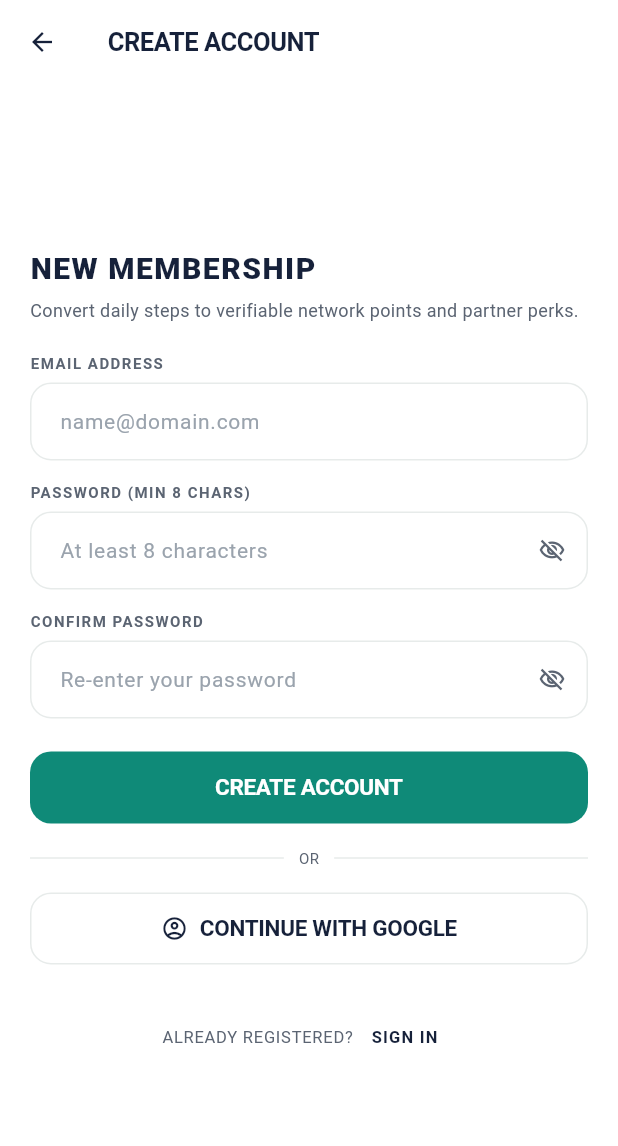
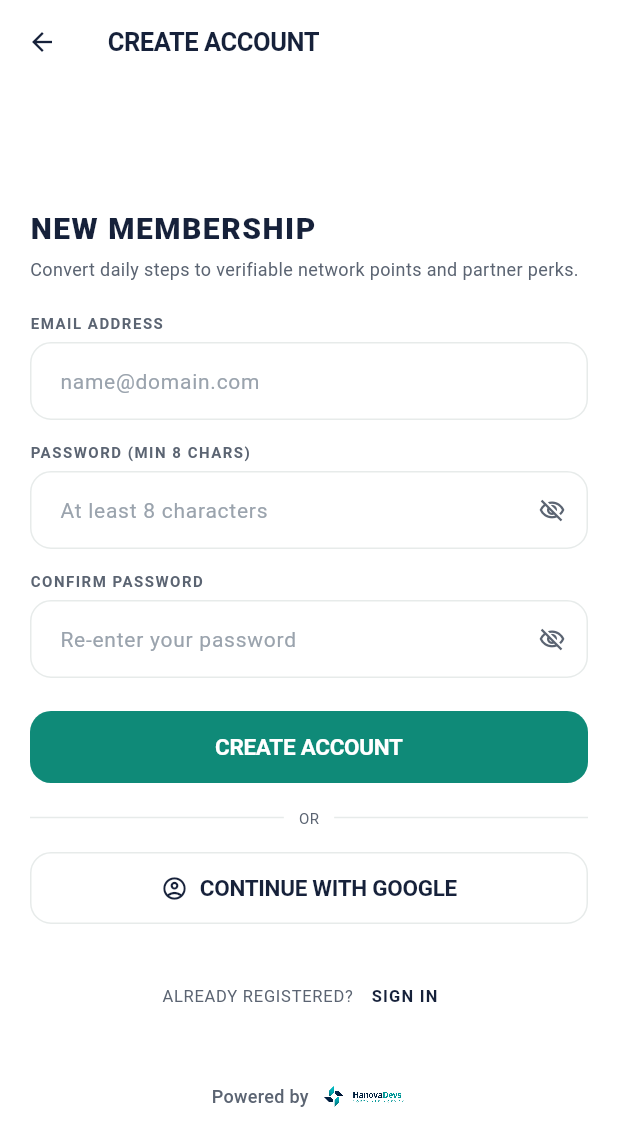
Before and after one commit to hanovadevs/char-qadam, a Flutter app: the screen it shows after launch, after a tap on "Sign in", after a tap on "Create account", on a phone screen of 412 x 824 dp. Shown: the top 1146 px of the screen. Run offline on Flutter 3.47's test engine with Material 3 defaults, Android fonts, the phone set to English and light mode, and no system bars; our stand-ins replace dio, flutter_local_notifications, flutter_riverpod, flutter_secure_storage, go_router, google_sign_in and 5 more; missing offline and left inert: health, workmanager; statements that could not run were skipped.

Commit message:
feat: add Powered by Hanova Devs logo to login, register, splash, and profile screens

```diff
--- a/mobile/lib/features/auth/presentation/login_screen.dart
+++ b/mobile/lib/features/auth/presentation/login_screen.dart
@@ -342,6 +342,39 @@ class _LoginScreenState extends ConsumerState<LoginScreen> {
                       ),
                     ],
                   ),
+                  const SizedBox(height: 36),
+
+                  // Agency Branding Footer
+                  Row(
+                    mainAxisAlignment: MainAxisAlignment.center,
+                    crossAxisAlignment: CrossAxisAlignment.center,
+                    children: [
+                      const Text(
+                        'Powered by',
+                        style: TextStyle(
+                          fontSize: 12,
+                          fontWeight: FontWeight.w500,
+                          color: AppTheme.inkTertiary,
+                          letterSpacing: 0.2,
+                        ),
+                      ),
+                      const SizedBox(width: 8),
+                      Image.asset(
+                        'assets/icon/Software_Agency_bg.png',
+                        height: 22,
+                        fit: BoxFit.contain,
+                        filterQuality: FilterQuality.high,
+                        errorBuilder: (context, error, stackTrace) => const Text(
+                          'Hanova Devs',
+                          style: TextStyle(
+                            fontSize: 12,
+                            fontWeight: FontWeight.w700,
+                            color: AppTheme.inkSecondary,
+                          ),
+                        ),
+                      ),
+                    ],
+                  ),
                 ],
               ),
             ),
--- a/mobile/lib/features/auth/presentation/register_screen.dart
+++ b/mobile/lib/features/auth/presentation/register_screen.dart
@@ -337,6 +337,39 @@ class _RegisterScreenState extends ConsumerState<RegisterScreen> {
                       ),
                     ],
                   ),
+                  const SizedBox(height: 32),
+
+                  // Agency Branding Footer
+                  Row(
+                    mainAxisAlignment: MainAxisAlignment.center,
+                    crossAxisAlignment: CrossAxisAlignment.center,
+                    children: [
+                      const Text(
+                        'Powered by',
+                        style: TextStyle(
+                          fontSize: 12,
+                          fontWeight: FontWeight.w500,
+                          color: AppTheme.grey,
+                          letterSpacing: 0.2,
+                        ),
+                      ),
+                      const SizedBox(width: 8),
+                      Image.asset(
+                        'assets/icon/Software_Agency_bg.png',
+                        height: 22,
+                        fit: BoxFit.contain,
+                        filterQuality: FilterQuality.high,
+                        errorBuilder: (context, error, stackTrace) => const Text(
+                          'Hanova Devs',
+                          style: TextStyle(
+                            fontSize: 12,
+                            fontWeight: FontWeight.w700,
+                            color: AppTheme.black,
+                          ),
+                        ),
+                      ),
+                    ],
+                  ),
                 ],
               ),
             ),
--- a/mobile/lib/routing/app_router.dart
+++ b/mobile/lib/routing/app_router.dart
@@ -186,10 +186,10 @@ class SplashScreen extends StatelessWidget {
   Widget build(BuildContext context) {
     return Scaffold(
       backgroundColor: AppTheme.surfaceMuted,
-      body: Center(
+      body: SafeArea(
         child: Column(
-          mainAxisAlignment: MainAxisAlignment.center,
           children: [
+            const Spacer(),
             Container(
               width: 84,
               height: 84,
@@ -229,6 +229,38 @@ class SplashScreen extends StatelessWidget {
               child: CircularProgressIndicator(
                 strokeWidth: 2,
                 valueColor: AlwaysStoppedAnimation<Color>(AppTheme.accentSolid),
+              ),
+            ),
+            const Spacer(),
+            Padding(
+              padding: const EdgeInsets.only(bottom: 16),
+              child: Row(
+                mainAxisAlignment: MainAxisAlignment.center,
+                children: [
+                  const Text(
+                    'Powered by',
+                    style: TextStyle(
+                      fontSize: 11,
+                      fontWeight: FontWeight.w500,
+                      color: AppTheme.inkTertiary,
+                      letterSpacing: 0.1,
+                    ),
+                  ),
+                  const SizedBox(width: 7),
+                  Image.asset(
+                    'assets/icon/Software_Agency_bg.png',
+                    height: 18,
+                    fit: BoxFit.contain,
+                    errorBuilder: (context, error, stackTrace) => const Text(
+                      'Hanova Devs',
+                      style: TextStyle(
+                        fontSize: 11,
+                        fontWeight: FontWeight.w600,
+                        color: AppTheme.inkSecondary,
+                      ),
+                    ),
+                  ),
+                ],
               ),
             ),
           ],
```
Also changed, not shown: mobile/lib/features/profile/presentation/profile_screen.dart (+10 -0 lines), mobile/assets/icon/Software_Agency_bg.png (added).
